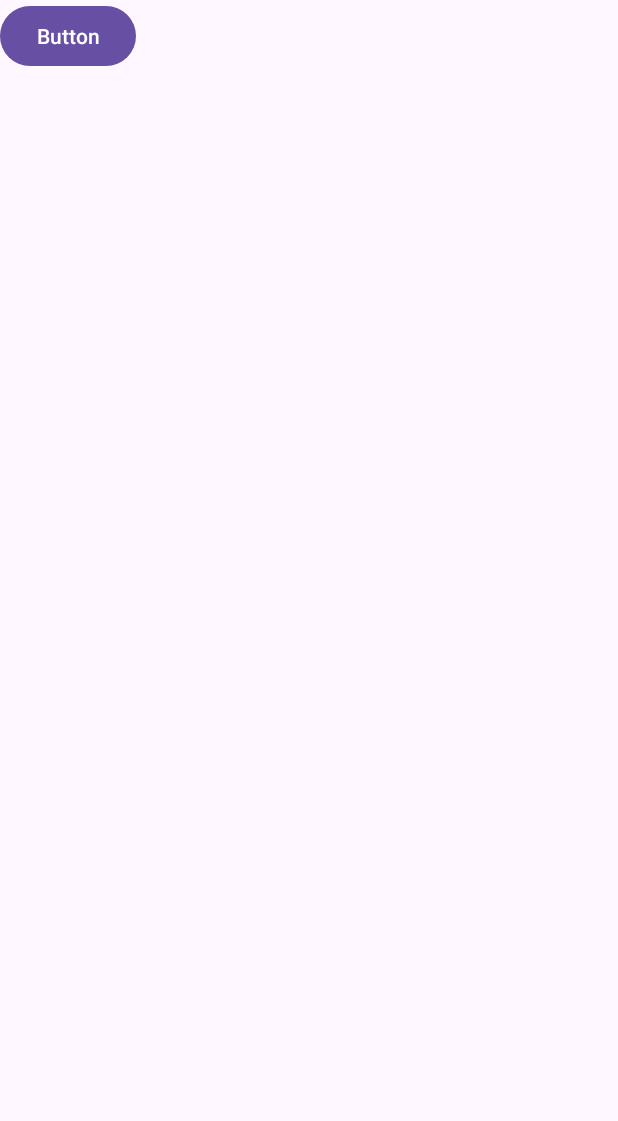
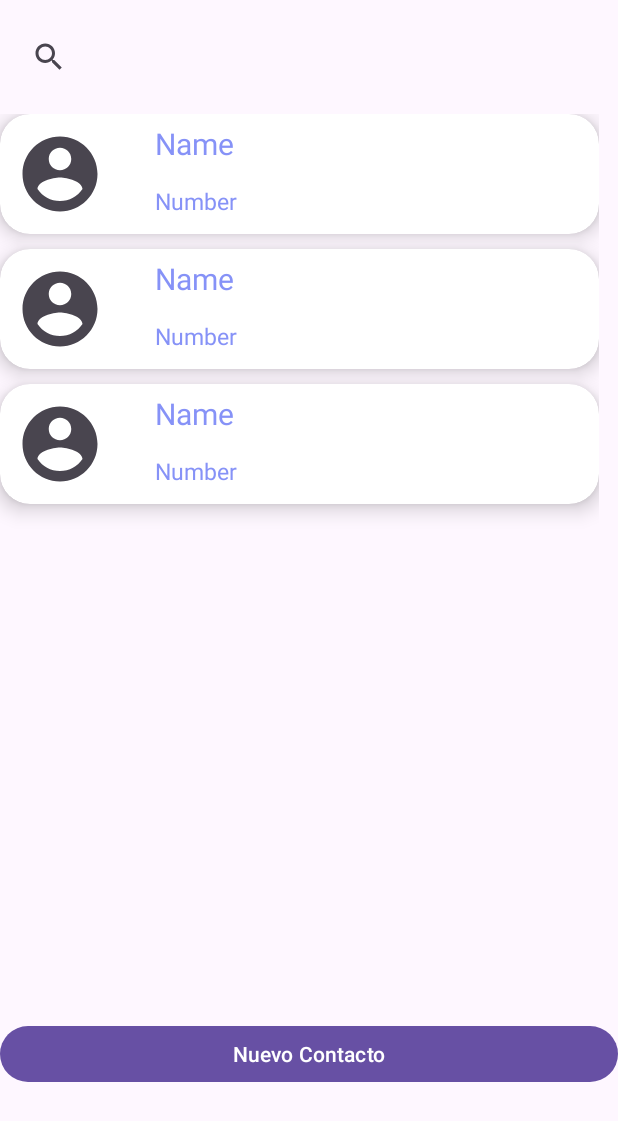
Before and after one commit to CEYSS-2020/PM1E2Grupo2, an Android app: the layout activity_lista.xml on its own in the app's theme, with its tools: preview values and no code run, on a phone screen of 412 x 824 dp. Shown: the top 1121 px of the screen. Run offline under Robolectric (Android 15) with nearby library versions, the phone set to English and light mode, and no system bars.

```diff
--- /dev/null
+++ b/app/src/main/res/drawable/ic_account.xml
@@ -0,0 +1,10 @@
+<vector xmlns:android="http://schemas.android.com/apk/res/android"
+    android:width="24dp"
+    android:height="24dp"
+    android:viewportWidth="24"
+    android:viewportHeight="24"
+    android:tint="?attr/colorControlNormal">
+  <path
+      android:fillColor="@android:color/white"
+      android:pathData="M12,2C6.48,2 2,6.48 2,12s4.48,10 10,10 10,-4.48 10,-10S17.52,2 12,2zM12,5c1.66,0 3,1.34 3,3s-1.34,3 -3,3 -3,-1.34 -3,-3 1.34,-3 3,-3zM12,19.2c-2.5,0 -4.71,-1.28 -6,-3.22 0.03,-1.99 4,-3.08 6,-3.08 1.99,0 5.97,1.09 6,3.08 -1.29,1.94 -3.5,3.22 -6,3.22z"/>
+</vector>
--- /dev/null
+++ b/app/src/main/res/drawable/ic_contacto.xml
@@ -0,0 +1,5 @@
+<vector android:height="24dp" android:tint="#D5D5DA"
+    android:viewportHeight="24" android:viewportWidth="24"
+    android:width="24dp" xmlns:android="http://schemas.android.com/apk/res/android">
+    <path android:fillColor="@android:color/white" android:pathData="M12,2C6.48,2 2,6.48 2,12s4.48,10 10,10 10,-4.48 10,-10S17.52,2 12,2zM12,5c1.66,0 3,1.34 3,3s-1.34,3 -3,3 -3,-1.34 -3,-3 1.34,-3 3,-3zM12,19.2c-2.5,0 -4.71,-1.28 -6,-3.22 0.03,-1.99 4,-3.08 6,-3.08 1.99,0 5.97,1.09 6,3.08 -1.29,1.94 -3.5,3.22 -6,3.22z"/>
+</vector>
--- a/app/src/main/res/layout/activity_lista.xml
+++ b/app/src/main/res/layout/activity_lista.xml
@@ -6,11 +6,38 @@
     android:layout_height="match_parent"
     tools:context=".ActivityLista">
 
+    <ListView
+        android:id="@+id/listview"
+        android:layout_width="399dp"
+        android:layout_height="568dp"
+        android:layout_marginTop="76dp"
+        android:divider="@android:color/transparent"
+        android:dividerHeight="10.0sp"
+        android:scrollbars="vertical"
+        app:layout_constraintTop_toTopOf="parent"
+        tools:layout_editor_absoluteX="6dp"
+        tools:listitem="@layout/list_item" />
+
+    <SearchView
+        android:id="@+id/txtBuscar"
+        android:layout_width="395dp"
+        android:layout_height="37dp"
+        app:layout_constraintBottom_toTopOf="@+id/listview"
+        app:layout_constraintEnd_toEndOf="parent"
+        app:layout_constraintStart_toStartOf="parent"
+        app:layout_constraintTop_toTopOf="parent" />
+
     <Button
-        android:id="@+id/button"
-        android:layout_width="wrap_content"
-        android:layout_height="wrap_content"
-        android:text="Button"
-        tools:layout_editor_absoluteX="39dp"
-        tools:layout_editor_absoluteY="187dp" />
+        android:id="@+id/btnNuevoContacto"
+        android:layout_width="0dp"
+        android:layout_height="45dp"
+        android:layout_marginTop="12dp"
+        android:text="Nuevo Contacto"
+        app:layout_constraintBottom_toBottomOf="parent"
+        app:layout_constraintEnd_toEndOf="parent"
+        app:layout_constraintHorizontal_bias="0.0"
+        app:layout_constraintStart_toStartOf="parent"
+        app:layout_constraintTop_toBottomOf="@+id/listview"
+        app:layout_constraintVertical_bias="0.195" />
+
 </androidx.constraintlayout.widget.ConstraintLayout>
--- /dev/null
+++ b/app/src/main/res/layout/list_item.xml
@@ -0,0 +1,59 @@
+<?xml version="1.0" encoding="utf-8"?>
+<androidx.cardview.widget.CardView
+    xmlns:android="http://schemas.android.com/apk/res/android"
+    xmlns:app="http://schemas.android.com/apk/res-auto"
+    android:layout_marginStart="12dp"
+    android:layout_marginEnd="12dp"
+    android:layout_marginVertical="10dp"
+    android:layout_marginHorizontal="10dp"
+    app:cardCornerRadius="20dp"
+    app:cardElevation="8dp"
+    android:layout_width="match_parent"
+    android:layout_height="wrap_content">
+
+    <RelativeLayout
+        android:layout_width="match_parent"
+        android:layout_height="wrap_content">
+
+        <com.google.android.material.imageview.ShapeableImageView
+            android:layout_width="60dp"
+            android:layout_height="60dp"
+            android:id="@+id/ImagenAvatar"
+            android:src="@drawable/ic_account"
+            android:scaleType="centerCrop"
+            android:layout_marginStart="10dp"
+            android:layout_marginBottom="10dp"
+            android:layout_marginTop="10dp"
+            app:shapeAppearanceOverlay="@style/roundedImageViewRounded"/>
+
+        <TextView
+            android:id="@+id/listName"
+            android:layout_width="238dp"
+            android:layout_height="27dp"
+            android:layout_alignParentTop="true"
+            android:layout_alignParentEnd="true"
+            android:layout_marginStart="33dp"
+            android:layout_marginTop="6dp"
+            android:layout_marginEnd="46dp"
+            android:layout_toEndOf="@id/ImagenAvatar"
+            android:text="Name"
+            android:textColor="@color/lavender"
+            android:textSize="20sp" />
+
+        <TextView
+            android:id="@+id/Numero"
+            android:layout_width="238dp"
+            android:layout_height="wrap_content"
+            android:layout_below="@+id/listName"
+            android:layout_alignParentEnd="true"
+            android:layout_marginStart="33dp"
+            android:layout_marginTop="14dp"
+            android:layout_marginEnd="46dp"
+            android:layout_toEndOf="@+id/ImagenAvatar"
+            android:text="Number"
+            android:textColor="@color/lavender"
+            android:textSize="15sp" />
+
+    </RelativeLayout>
+
+</androidx.cardview.widget.CardView>
--- a/app/src/main/res/values/colors.xml
+++ b/app/src/main/res/values/colors.xml
@@ -1,5 +1,11 @@
 <?xml version="1.0" encoding="utf-8"?>
 <resources>
+    <color name="purple_200">#FFBB86FC</color>
+    <color name="purple_500">#FF6200EE</color>
+    <color name="purple_700">#FF3700B3</color>
+    <color name="teal_200">#FF03DAC5</color>
+    <color name="teal_700">#FF018786</color>
     <color name="black">#FF000000</color>
     <color name="white">#FFFFFFFF</color>
+    <color name="lavender">#8692f7</color>
 </resources>
--- a/app/src/main/res/values/themes.xml
+++ b/app/src/main/res/values/themes.xml
@@ -6,4 +6,9 @@
     </style>
 
     <style name="Theme.Examen2GrupoNo2" parent="Base.Theme.Examen2GrupoNo2" />
+
+    <style name="roundedImageViewRounded">
+        <item name="cornerFamily">rounded</item>
+        <item name="cornerSize">20dp</item>
+    </style>
 </resources>
```
Also changed, not shown: app/build.gradle (+6 -1 lines), app/src/main/AndroidManifest.xml (+23 -4 lines), app/src/main/java/com/uth/pm1e2grupo2/ActivityCreate.java (+254 -8 lines), app/src/main/java/com/uth/pm1e2grupo2/ActivityLista.java (+31 -0 lines), app/src/main/java/com/uth/pm1e2grupo2/Config/RestApiMethods.java (deleted, +0 -7 lines), app/src/main/java/com/uth/pm1e2grupo2/MainActivity.java (deleted, +0 -14 lines), app/src/main/java/com/uth/pm1e2grupo2/rests/ApiInterface.java (+26 -0 lines), app/src/main/res/layout/activity_create.xml (+4 -4 lines), app/src/main/res/layout/activity_grabar_video.xml (renamed from app/src/main/res/layout/activity_main.xml, +1 -10 lines).
